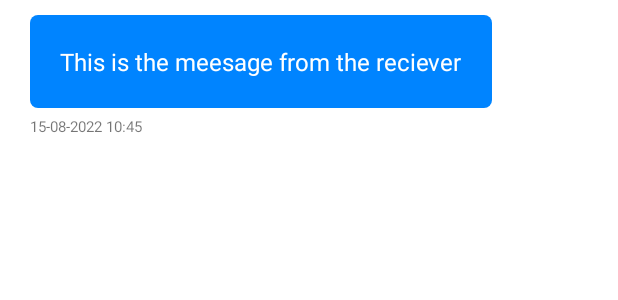
After one commit to v-magiri/Animal-Care, an Android app: the layout chat_adapter_layout.xml on its own in the app's theme, with its tools: preview values and no code run, on a phone screen of 412 x 824 dp. The commit adds this screen. Shown: the top 300 px of the screen. Run offline under Robolectric (Android 15) with nearby library versions, the phone set to English and light mode, and no system bars.

Commit message:
:seedling: update chat database reference

```diff
--- a/app/src/main/java/com/magiri/animalcare/Adapters/ChatAdapter.java
+++ b/app/src/main/java/com/magiri/animalcare/Adapters/ChatAdapter.java
@@ -11,16 +11,19 @@ import android.widget.TextView;
 
 import com.magiri.animalcare.Model.Chat;
 import com.magiri.animalcare.R;
+import com.magiri.animalcare.Session.Prevalent;
 
 import java.util.List;
 
 public class ChatAdapter extends BaseAdapter {
     private Context context;
     private List<Chat> chatList;
+    private String FarmerID;
 
     public ChatAdapter(Context context, List<Chat> chatList) {
         this.context = context;
         this.chatList = chatList;
+        FarmerID= Prevalent.currentOnlineFarmer.getFarmerID();
     }
 
     @Override
@@ -43,7 +46,7 @@ public class ChatAdapter extends BaseAdapter {
     public View getView(int position, View convertView, ViewGroup parent) {
         Chat chat=chatList.get(position);
         LayoutInflater layoutInflater= (LayoutInflater) context.getSystemService(Activity.LAYOUT_INFLATER_SERVICE);
-        if(chatList.get(position).getFarmer()){
+        if(chatList.get(position).getFarmerID().equals(FarmerID)){
             convertView=layoutInflater.from(context).inflate(R.layout.right_row_chat,null);
         }else{
             convertView=layoutInflater.from(context).inflate(R.layout.left_row_chat,null);
--- a/app/src/main/res/layout/activity_chat.xml
+++ b/app/src/main/res/layout/activity_chat.xml
@@ -35,6 +35,7 @@
             android:id="@+id/iv_image"
             android:layout_width="40dp"
             android:layout_height="40dp"
+            android:visibility="gone"
             android:src="@drawable/attachment" />
 
         <EditText
--- /dev/null
+++ b/app/src/main/res/layout/chat_adapter_layout.xml
@@ -0,0 +1,34 @@
+<?xml version="1.0" encoding="utf-8"?>
+<RelativeLayout xmlns:android="http://schemas.android.com/apk/res/android"
+    android:layout_width="match_parent"
+    android:layout_height="match_parent">
+    <RelativeLayout
+        android:layout_width="match_parent"
+        android:layout_marginTop="10dp"
+        android:layout_height="wrap_content">
+        <LinearLayout
+            android:layout_width="wrap_content"
+            android:layout_height="wrap_content"
+            android:layout_marginEnd="50dp"
+            android:layout_marginStart="20dp"
+            android:orientation="vertical">
+            <TextView
+                android:layout_width="wrap_content"
+                android:layout_height="wrap_content"
+                android:text="@string/receiverMessage"
+                android:background="@drawable/bg_msg_you"
+                android:textColor="@color/white"
+                android:textSize="16sp"
+                android:padding="20dp"
+                android:id="@+id/messageTextView"/>
+            <TextView
+                android:layout_width="wrap_content"
+                android:layout_height="wrap_content"
+                android:textSize="10sp"
+                android:text="15-08-2022 10:45"
+                android:layout_marginTop="5dp"
+                android:id="@+id/messageTimeStamp"/>
+        </LinearLayout>
+
+    </RelativeLayout>
+</RelativeLayout>
--- a/app/src/main/res/values/strings.xml
+++ b/app/src/main/res/values/strings.xml
@@ -23,6 +23,7 @@
     <string name="update" translatable="false">Update Profile</string>
     <string name="EditProfile" translatable="false">Edit Profile</string>
     <string name="request_visit" translatable="false">Invite Vet</string>
+    <string name="receiverMessage">This is the meesage from the reciever</string>
 
     //string for spinner
     <string-array name="topic">
```
Also changed, not shown: app/src/main/java/com/magiri/animalcare/Adapters/VetsAroundAdapter.java (+8 -9 lines), app/src/main/java/com/magiri/animalcare/FarmerVet_Chat.java (+24 -25 lines), app/src/main/java/com/magiri/animalcare/Model/Chat.java (+21 -21 lines), app/src/main/java/com/magiri/animalcare/Model/ChatMemory.java (added, +40 -0 lines), app/src/main/java/com/magiri/animalcare/Model/VisitRequest.java (+20 -10 lines).
